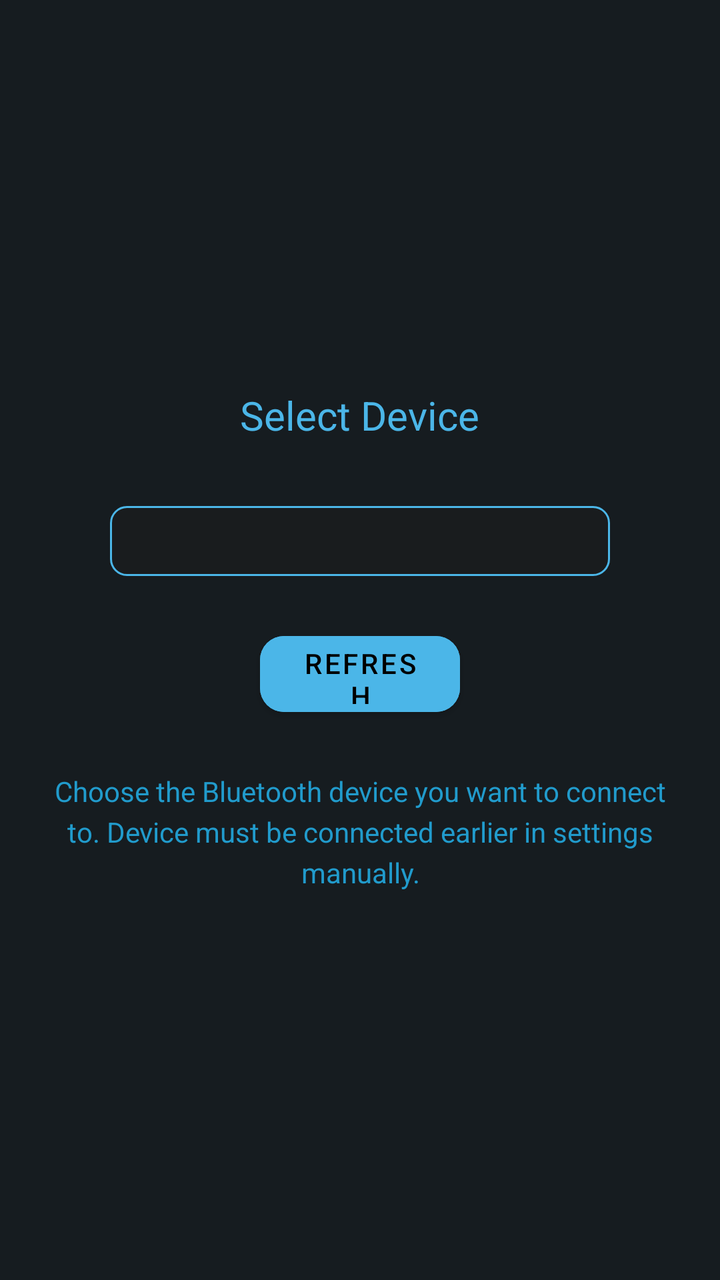
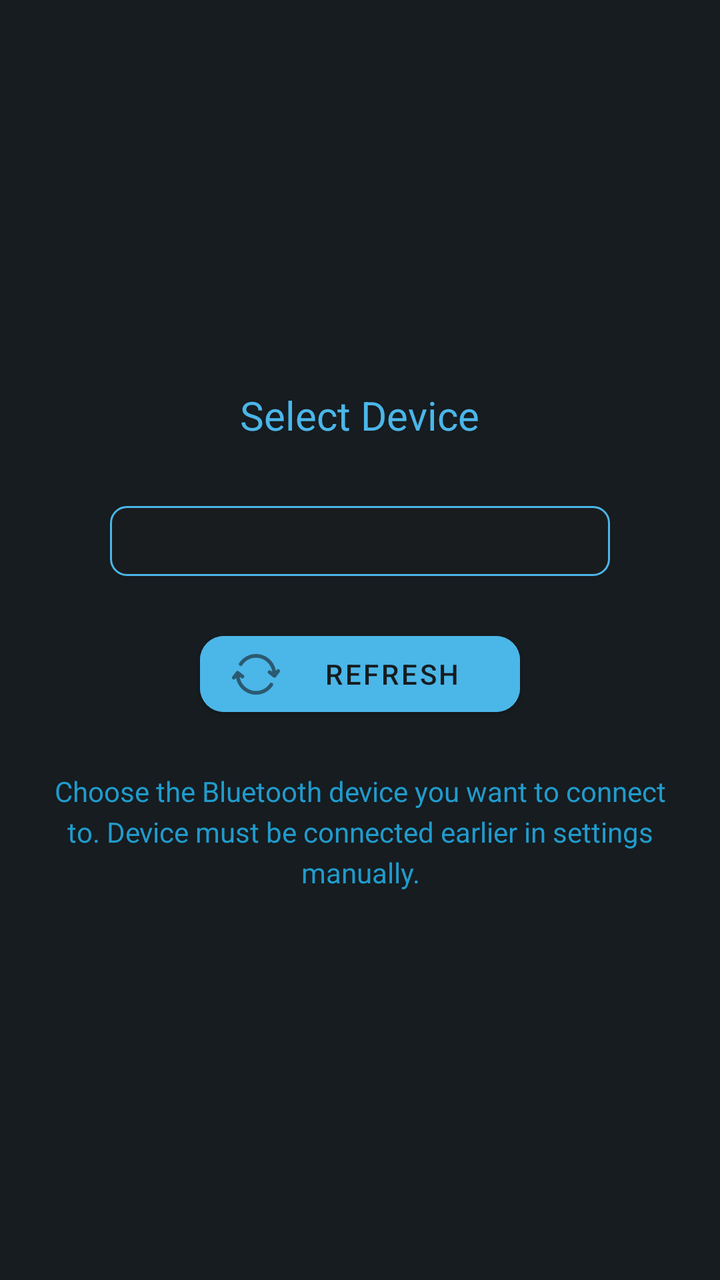

An Android layout rendered at two revisions. The XML below is the earlier revision; the diff shows what the commit changed to produce the second picture.
<!-- AndroidManifest.xml: application theme Theme.Nsline22 -->
<!-- res/layout/fragment_device_selection.xml -->
<?xml version="1.0" encoding="utf-8"?>
<LinearLayout xmlns:android="http://schemas.android.com/apk/res/android"
    android:layout_width="match_parent"
    android:layout_height="match_parent"
    xmlns:app="http://schemas.android.com/apk/res-auto"
    android:orientation="vertical"
    android:gravity="center"
    android:padding="24dp">

    <TextView
        android:layout_width="wrap_content"
        android:layout_height="wrap_content"
        android:text="Select Device"
        android:textSize="20sp"
        android:textColor="?attr/colorPrimary"
        android:layout_marginBottom="32dp" />

    <Spinner
        android:id="@+id/deviceSpinner"
        android:layout_width="250dp"
        android:layout_height="35dp"
        android:layout_marginBottom="24dp"
        android:background="@drawable/spinner_background"
        android:popupBackground="@drawable/spinner_popup_background" />

    <Button
        android:id="@+id/refreshButton"
        android:layout_width="100dp"
        android:layout_height="50dp"
        android:backgroundTint="?attr/colorPrimary"
        android:text="Refresh"
        android:textColor="@color/black"
        app:cornerRadius="12dp"
        android:layout_marginBottom="24dp" />

    <TextView
        android:layout_width="match_parent"
        android:layout_height="wrap_content"
        android:text="Choose the Bluetooth device you want to connect to. Device must be connected earlier in settings manually."
        android:textSize="14sp"
        android:textColor="@color/material_dynamic_primary60"
        android:gravity="center"
        android:lineSpacingExtra="4dp" />
</LinearLayout>
<!-- resources referenced by this layout -->
<resources>
  <color name="black">#FF000000</color>
  <!-- drawable spinner_background (drawable) -->
  <shape xmlns:android="http://schemas.android.com/apk/res/android">
      <solid android:color="@color/material_dynamic_neutral10" />
      <stroke android:width="1dp" android:color="?attr/colorPrimary" />
      <corners android:radius="8dp" />
  </shape>
  <!-- drawable spinner_popup_background (drawable) -->
  <shape xmlns:android="http://schemas.android.com/apk/res/android">
      <solid android:color="@color/material_dynamic_neutral10" />
      <stroke android:width="1dp" android:color="?attr/colorPrimary" />
      <corners android:radius="8dp" />
  </shape>
  <style name="Theme.Nsline22" parent="Theme.MaterialComponents.DayNight.NoActionBar">
          <item name="android:windowBackground">@color/material_dynamic_neutral_variant10</item>
          <item name="colorPrimary">@color/material_dynamic_primary70</item>
          <item name="editTextStyle">@style/EditTextStyle</item>
          <item name="android:statusBarColor">@color/material_dynamic_neutral_variant10</item>
          <item name="android:navigationBarColor">@color/material_dynamic_neutral_variant10</item>
      </style>
  <style name="EditTextStyle" parent="Widget.MaterialComponents.TextInputLayout.OutlinedBox">
          <item name="boxStrokeColor">@color/material_dynamic_primary70</item>
          <item name="android:textColorHint">@color/material_dynamic_primary70</item>
          <item name="android:textColor">@color/white</item>
          <item name="android:paddingStart">12dp</item>
          <item name="android:paddingEnd">12dp</item>
          <item name="android:paddingTop">8dp</item>
          <item name="android:paddingBottom">8dp</item>
      </style>
  <color name="white">#FFFFFFFF</color>
</resources>

<!-- the commit's change to res/layout/fragment_device_selection.xml (unified diff, before → after) -->
@@ -25,13 +25,15 @@
 
     <Button
         android:id="@+id/refreshButton"
-        android:layout_width="100dp"
+        android:layout_width="160dp"
         android:layout_height="50dp"
         android:backgroundTint="?attr/colorPrimary"
         android:text="Refresh"
-        android:textColor="@color/black"
+        android:textColor="@color/material_dynamic_neutral_variant10"
         app:cornerRadius="12dp"
-        android:layout_marginBottom="24dp" />
+        android:layout_marginBottom="24dp"
+        android:drawableLeft="@drawable/ic_refresh"
+        android:drawableTint="@color/material_dynamic_neutral_variant10" />
 
     <TextView
         android:layout_width="match_parent"
<!-- resource entries referenced after the edit -->
@@ -1,6 +1,6 @@
 <!-- resources referenced by this layout -->
 <resources>
-  <color name="black">#FF000000</color>
+  <!-- drawable ic_refresh: png bitmap (drawable-hdpi, 813 bytes) -->
   <!-- drawable spinner_background (drawable) -->
   <shape xmlns:android="http://schemas.android.com/apk/res/android">
       <solid android:color="@color/material_dynamic_neutral10" />
